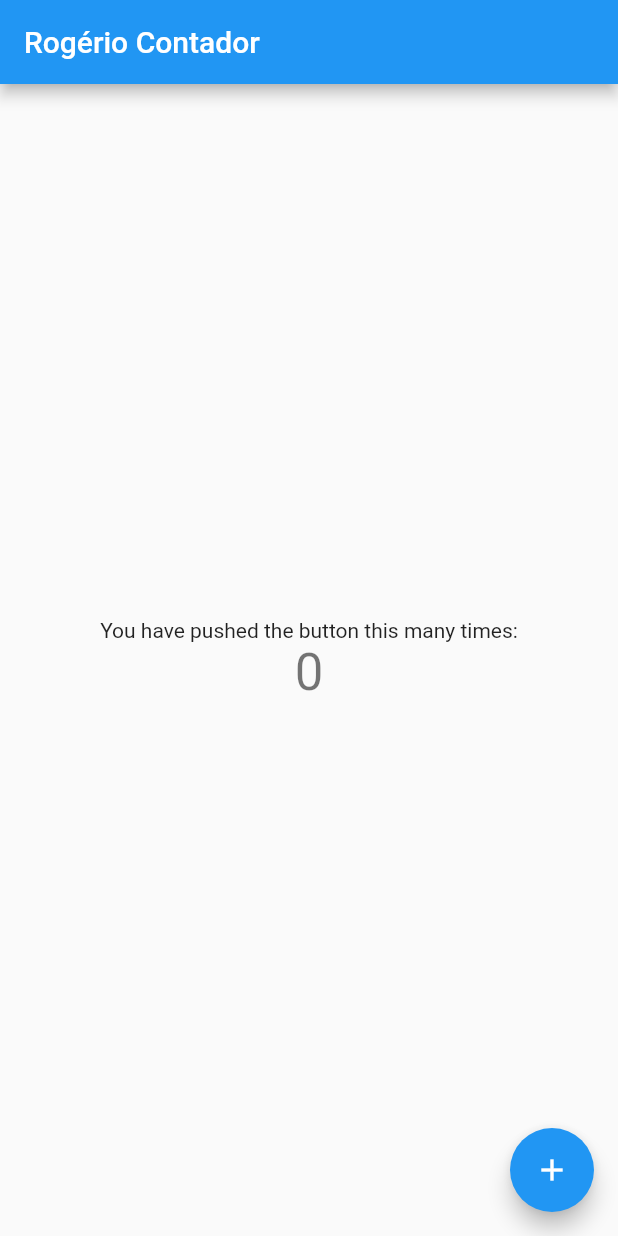
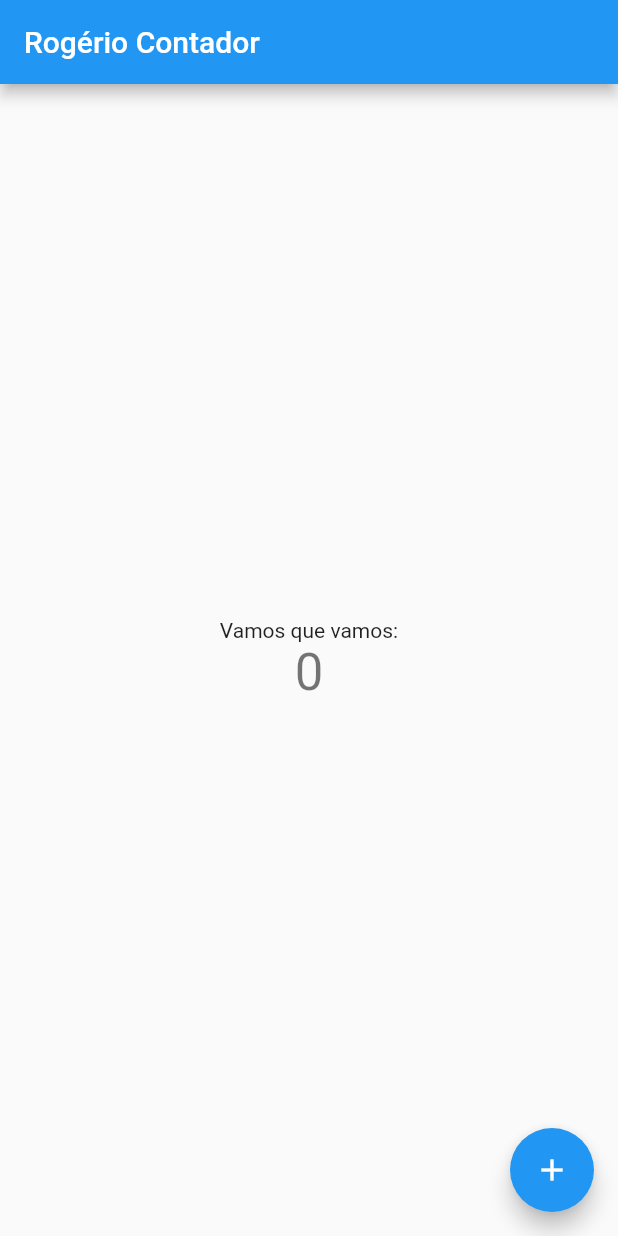
Before and after one commit to gerica/flutter_aws_ci_cd, a Flutter app: the screen it shows after launch, on a phone screen of 412 x 824 dp. Run offline on Flutter 3.47's test engine with Material 2 defaults, Android fonts, the phone set to English and light mode, and no system bars.

Commit message:
codemagic.yaml

```diff
--- a/lib/main.dart
+++ b/lib/main.dart
@@ -94,7 +94,7 @@ class _MyHomePageState extends State<MyHomePage> {
           mainAxisAlignment: MainAxisAlignment.center,
           children: <Widget>[
             Text(
-              'You have pushed the button this many times:',
+              'Vamos que vamos:',
             ),
             Text(
               '$_counter',
@@ -105,7 +105,7 @@ class _MyHomePageState extends State<MyHomePage> {
       ),
       floatingActionButton: FloatingActionButton(
         onPressed: _incrementCounter,
-        tooltip: 'Increment',
+        tooltip: 'Novamente',
         child: Icon(Icons.add),
       ), // This trailing comma makes auto-formatting nicer for build methods.
     );
```
